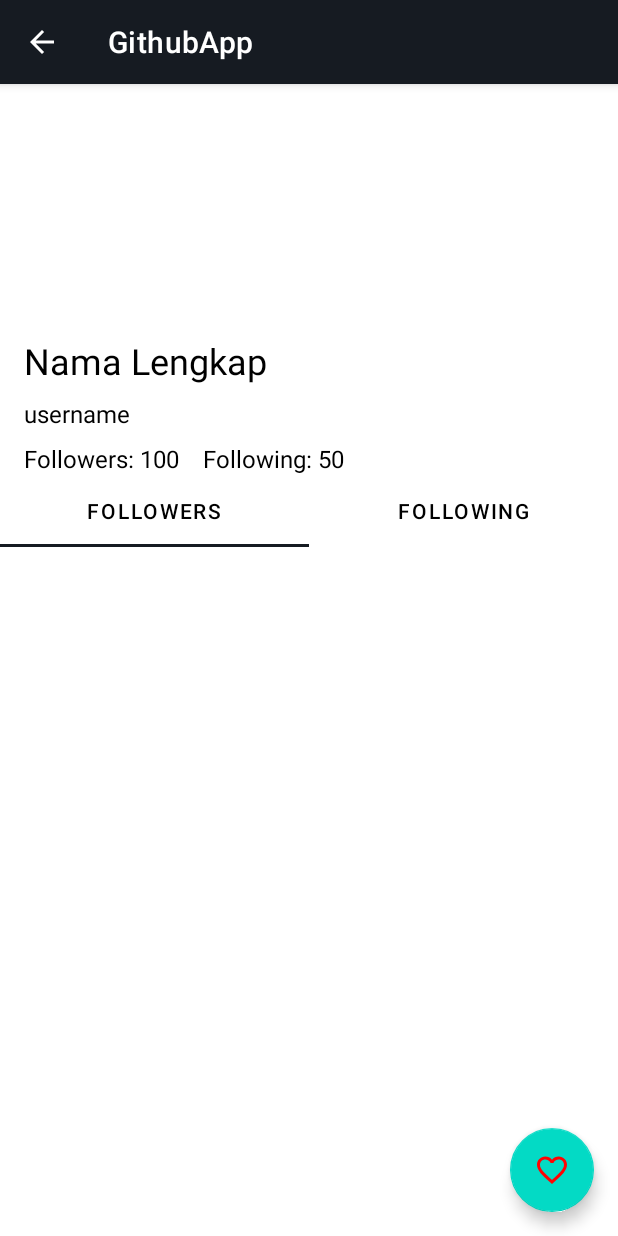
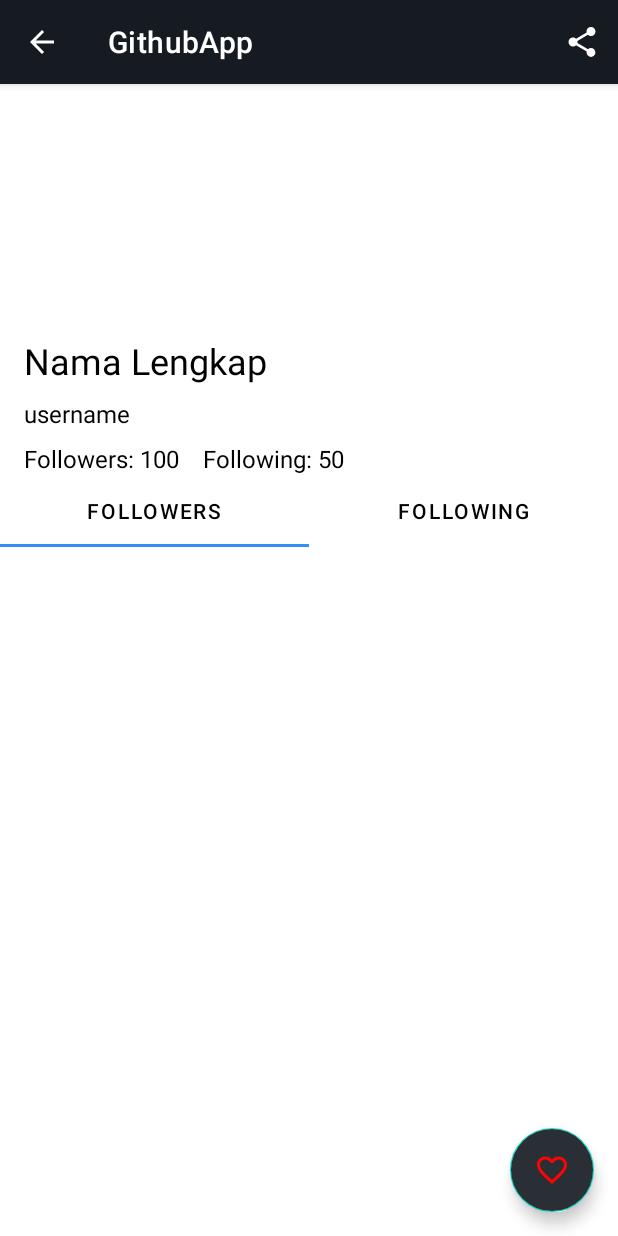
Before and after one commit to RikiChandra/AndroidFundamental, an Android app: the DetailActivity screen opened directly, with no data from a screen before it, on a phone screen of 412 x 824 dp. Run offline under Robolectric (Android 15) with nearby library versions, the phone set to English and light mode, and no system bars; our stand-ins replace CircleImageView, Room's generated code; network calls fail; pictures from the network do not load; 1 statement that could not run was skipped.

Commit message:
update fitur dan theme drak mode

```diff
--- a/app/src/main/AndroidManifest.xml
+++ b/app/src/main/AndroidManifest.xml
@@ -15,6 +15,7 @@
         tools:targetApi="31">
         <activity
             android:name=".view.setting.SettingActivity"
+            android:parentActivityName=".view.main.MainActivity"
             android:exported="false" />
         <activity
             android:name=".view.favorite.FavoriteActivity"
--- a/app/src/main/java/com/example/githubapp/api/ApiConfig.kt
+++ b/app/src/main/java/com/example/githubapp/api/ApiConfig.kt
@@ -10,6 +10,7 @@ class ApiConfig {
     companion object {
         const val BASE_URL = "https://api.github.com/"
     }
+
 
     private val authInterceptor = Interceptor {chain ->
         val req = chain.request()
--- a/app/src/main/java/com/example/githubapp/data/entity/FavoriteEntity.kt
+++ b/app/src/main/java/com/example/githubapp/data/entity/FavoriteEntity.kt
@@ -16,4 +16,7 @@ data class FavoriteEntity(
     @ColumnInfo(name = "avatar_url")
     var avatarUrl : String,
 
+    @ColumnInfo(name = "html_url")
+    var htmlUrl : String? = null,
+
 )
--- a/app/src/main/java/com/example/githubapp/data/room/FavoriteDatabase.kt
+++ b/app/src/main/java/com/example/githubapp/data/room/FavoriteDatabase.kt
@@ -6,7 +6,7 @@ import androidx.room.RoomDatabase
 import com.example.githubapp.data.entity.FavoriteEntity
 
 
-@Database(entities = [FavoriteEntity::class], version = 5, exportSchema = false)
+@Database(entities = [FavoriteEntity::class], version = 6, exportSchema = true)
 abstract class FavoriteDatabase : RoomDatabase() {
 
     abstract fun favoriteDao(): FavoriteDao
--- a/app/src/main/java/com/example/githubapp/view/detail/DetailActivity.kt
+++ b/app/src/main/java/com/example/githubapp/view/detail/DetailActivity.kt
@@ -1,7 +1,10 @@
 package com.example.githubapp.view.detail
 
+import android.content.Intent
 import androidx.appcompat.app.AppCompatActivity
 import android.os.Bundle
+import android.view.Menu
+import android.view.MenuItem
 import android.view.View
 import android.widget.ProgressBar
 import android.widget.Toast
@@ -21,6 +24,7 @@ class DetailActivity : AppCompatActivity() {
     private lateinit var binding: ActivityDetailBinding
     private lateinit var viewModel: DetailViewModel
     private var username: String = ""
+    private var htmlUrl: String = ""
 
 
     private var favoriteUser: FavoriteEntity? = null
@@ -50,7 +54,7 @@ class DetailActivity : AppCompatActivity() {
         usersFactory.userDetail.observe(this){ detailUser ->
             val detailList = detailUser
             showDetailUser(detailList)
-            favoriteUser = FavoriteEntity(detailUser.id, detailUser.login, detailUser.avatarUrl)
+            favoriteUser = FavoriteEntity(detailUser.id, detailUser.login, detailUser.avatarUrl, detailUser.htmlUrl)
             usersFactory.getFavoriteAll().observe(this){ favoriteList ->
                 if (favoriteList != null){
                     for (i in favoriteList){
@@ -83,6 +87,8 @@ class DetailActivity : AppCompatActivity() {
         // Mendapatkan username dari intent
         username = intent.getStringExtra("login") ?: ""
 
+        htmlUrl = intent.getStringExtra("html_url") ?: ""
+
         // Membuat instance ViewModel
         viewModel = ViewModelProvider(this).get(DetailViewModel::class.java)
 
@@ -105,6 +111,28 @@ class DetailActivity : AppCompatActivity() {
             loadingProgressBar.visibility = if (isLoading) View.VISIBLE else View.GONE
         }
 
+    }
+
+    override fun onCreateOptionsMenu(menu: Menu?): Boolean {
+        menuInflater.inflate(R.menu.option_detail, menu)
+        return super.onCreateOptionsMenu(menu)
+    }
+
+    override fun onOptionsItemSelected(item: MenuItem): Boolean {
+        when(item.itemId){
+            R.id.share -> {
+                share()
+                return true
+            }
+        }
+        return super.onOptionsItemSelected(item)
+    }
+
+    private fun share(){
+        val intent = Intent(Intent.ACTION_SEND)
+        intent.type = "text/plain"
+        intent.putExtra(Intent.EXTRA_TEXT, htmlUrl)
+        startActivity(Intent.createChooser(intent, "Share to: "))
     }
 
     private fun showDetailUser(detail: UserGithub) {
@@ -133,6 +161,7 @@ class DetailActivity : AppCompatActivity() {
             favoriteUser?.id = detailList.id
             favoriteUser?.login = detailList.login
             favoriteUser?.avatarUrl = detailList.avatarUrl
+            favoriteUser?.htmlUrl = detailList.htmlUrl
             usersFactory.insert(favoriteUser as FavoriteEntity)
             Toast.makeText(this, "Berhasil ditambahkan ke favorite", Toast.LENGTH_SHORT).show()
         }
--- a/app/src/main/java/com/example/githubapp/view/favorite/FavoriteAdapter.kt
+++ b/app/src/main/java/com/example/githubapp/view/favorite/FavoriteAdapter.kt
@@ -31,6 +31,7 @@ class FavoriteAdapter: RecyclerView.Adapter<FavoriteAdapter.FavoriteViewHolder>(
                 itemView.setOnClickListener {
                     val intent = Intent(itemView.context, DetailActivity::class.java)
                     intent.putExtra("login", favorite.login)
+                    intent.putExtra("html_url", favorite.htmlUrl)
                     itemView.context.startActivity(intent)
                 }
             }
--- a/app/src/main/java/com/example/githubapp/view/main/AdapterList.kt
+++ b/app/src/main/java/com/example/githubapp/view/main/AdapterList.kt
@@ -29,6 +29,7 @@ class AdapterList(public val listUser: ArrayList<UserGithub>) : RecyclerView.Ada
             holder.binding.root.setOnClickListener {
                 val intent = Intent(holder.binding.root.context, DetailActivity::class.java)
                 intent.putExtra("login", user.login)
+                intent.putExtra("html_url", user.htmlUrl)
                 holder.binding.root.context.startActivity(intent)
             }
 
--- a/app/src/main/java/com/example/githubapp/view/setting/SettingActivity.kt
+++ b/app/src/main/java/com/example/githubapp/view/setting/SettingActivity.kt
@@ -19,6 +19,8 @@ class SettingActivity : AppCompatActivity() {
     override fun onCreate(savedInstanceState: Bundle?) {
         super.onCreate(savedInstanceState)
         setContentView(R.layout.activity_setting)
+
+        supportActionBar?.title = "Setting"
 
         val switch = findViewById<SwitchMaterial>(R.id.switch_theme)
 
--- a/app/src/main/res/layout/activity_detail.xml
+++ b/app/src/main/res/layout/activity_detail.xml
@@ -32,7 +32,10 @@
                     android:layout_marginEnd="16dp"
                     android:layout_marginBottom="16dp"
                     android:scaleType="centerCrop"
-                    tools:src="@tools:sample/avatars"  />
+                    tools:src="@tools:sample/avatars"
+                    app:civ_border_width="2dp"
+                    app:civ_border_color="@color/white"
+                    />
 
                 <TextView
                     android:id="@+id/TvNama"
@@ -42,7 +45,6 @@
                     android:layout_marginTop="16dp"
                     android:layout_marginStart="16dp"
                     android:text="Nama Lengkap"
-                    android:textColor="@color/black"
                     android:textSize="24sp" />
 
                 <TextView
@@ -53,7 +55,6 @@
                     android:layout_marginTop="8dp"
                     android:layout_marginStart="16dp"
                     android:text="username"
-                    android:textColor="@color/black"
                     android:textSize="16sp" />
 
                 <TextView
@@ -64,7 +65,6 @@
                     android:layout_marginTop="8dp"
                     android:layout_marginStart="16dp"
                     android:text="Followers: 100"
-                    android:textColor="@color/black"
                     android:textSize="16sp" />
 
                 <TextView
@@ -76,7 +76,6 @@
                     android:layout_marginTop="8dp"
                     android:layout_marginStart="16dp"
                     android:text="Following: 50"
-                    android:textColor="@color/black"
                     android:textSize="16sp" />
 
                 <ProgressBar
@@ -100,8 +99,10 @@
                 android:id="@+id/tab_layout"
                 android:layout_width="match_parent"
                 android:layout_height="wrap_content"
-                android:background="@color/white"
-                app:tabTextColor="@android:color/black"/>
+                app:tabIndicatorColor="@color/blueFB"
+                style="@style/tabLayout"
+                tools:ignore="SpeakableTextPresent"
+                />
 
             <androidx.viewpager2.widget.ViewPager2
                 android:id="@+id/view_pager"
@@ -126,6 +127,7 @@
         app:layout_anchorGravity="bottom|end"
         app:srcCompat="@drawable/baseline_favorite_border_24"
         app:tint="@color/red"
+        style="@style/floatingActionButton"
         />
 
 </androidx.coordinatorlayout.widget.CoordinatorLayout>
--- /dev/null
+++ b/app/src/main/res/menu/option_detail.xml
@@ -0,0 +1,13 @@
+<?xml version="1.0" encoding="utf-8"?>
+<menu xmlns:android="http://schemas.android.com/apk/res/android"
+   xmlns:app="http://schemas.android.com/apk/res-auto" >
+
+    <item
+        android:id="@+id/share"
+        android:icon="@drawable/baseline_share_24"
+        android:title="Share"
+        app:showAsAction="ifRoom" >
+
+    </item>
+
+</menu>
--- a/app/src/main/res/menu/option_menu.xml
+++ b/app/src/main/res/menu/option_menu.xml
@@ -12,7 +12,7 @@
     <item
         android:id="@+id/fav"
         android:icon="@drawable/baseline_favorite_24"
-        android:title="Settings"
+        android:title=""
         app:showAsAction="always" />
 
     <item
--- a/app/src/main/res/values-night/themes.xml
+++ b/app/src/main/res/values-night/themes.xml
@@ -2,15 +2,33 @@
     <!-- Base application theme. -->
     <style name="Theme.GithubApp" parent="Theme.MaterialComponents.DayNight.DarkActionBar">
         <!-- Primary brand color. -->
-        <item name="colorPrimary">@color/primary_black</item>
-        <item name="colorPrimaryVariant">@color/primary_gray</item>
+        <item name="android:backgroundTint">@color/grayStroke</item>
+        <item name="colorPrimary">@color/grayStroke</item>
+        <item name="colorPrimaryVariant">@color/white</item>
         <item name="colorOnPrimary">@color/white</item>
         <!-- Secondary brand color. -->
         <item name="colorSecondary">@color/teal_200</item>
         <item name="colorSecondaryVariant">@color/teal_200</item>
-        <item name="colorOnSecondary">@color/black</item>
+        <item name="colorOnSecondary">@color/grayStroke</item>
         <!-- Status bar color. -->
-        <item name="android:statusBarColor">?attr/colorPrimaryVariant</item>
+        <item name="android:statusBarColor">@color/primary_black</item>
         <!-- Customize your theme here. -->
+
+        <item name="android:textColor">@color/white</item>
+
+
     </style>
+
+    <style name="tabLayout" parent="ThemeOverlay.MaterialComponents.Dark">
+        <item name="tabSelectedTextColor">@color/blueFB</item>
+        <item name="strokeWidth">2dp</item>
+        <item name="strokeColor">@color/white</item>
+        <item name="android:background">@color/primary_gray</item>
+        <item name="tabTextColor">@color/white</item>
+    </style>
+
+    <style name="floatingActionButton" parent="ThemeOverlay.MaterialComponents.Dark">
+        <item name="android:backgroundTint">@color/blueFB</item>
+    </style>
+
 </resources>
--- a/app/src/main/res/values/colors.xml
+++ b/app/src/main/res/values/colors.xml
@@ -10,4 +10,6 @@
     <color name="primary_gray">#FF161B22</color>
     <color name="primary_black">#090101</color>
     <color name="red">#FF0303</color>
+    <color name="grayStroke">#FF2A2F36</color>
+    <color name="blueFB">#FF358FF8</color>
 </resources>
--- a/app/src/main/res/values/themes.xml
+++ b/app/src/main/res/values/themes.xml
@@ -3,7 +3,7 @@
     <style name="Theme.GithubApp" parent="Theme.MaterialComponents.DayNight.DarkActionBar">
         <!-- Primary brand color. -->
         <item name="colorPrimary">@color/primary_gray</item>
-        <item name="colorPrimaryVariant">@color/primary_black</item>
+        <item name="colorPrimaryVariant">@color/primary_gray</item>
         <item name="colorOnPrimary">@color/white</item>
         <!-- Secondary brand color. -->
         <item name="colorSecondary">@color/teal_200</item>
@@ -12,5 +12,16 @@
         <!-- Status bar color. -->
         <item name="android:statusBarColor">?attr/colorPrimaryVariant</item>
         <!-- Customize your theme here. -->
+
+        <item name="android:textColor">@color/black</item>
+    </style>
+
+    <style name="tabLayout" parent="ThemeOverlay.MaterialComponents.Dark">
+        <item name="tabSelectedTextColor">@color/black</item>
+        <item name="tabTextColor">@color/black</item>
+    </style>
+
+    <style name="floatingActionButton" parent="ThemeOverlay.MaterialComponents.Dark">
+        <item name="android:backgroundTint">@color/grayStroke</item>
     </style>
 </resources>
```
